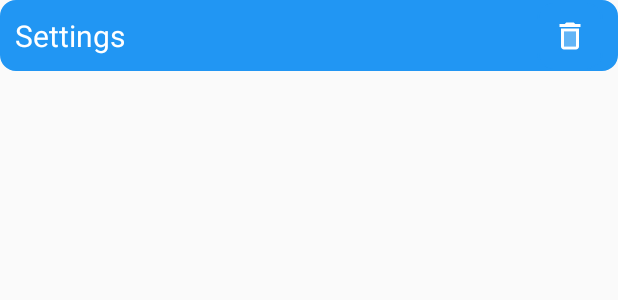
After one commit to To-Rex/SmsApplication, an Android app: the layout item_settings.xml on its own in the app's theme, with its tools: preview values and no code run, on a phone screen of 412 x 824 dp. The commit adds this screen. Shown: the top 300 px of the screen. Run offline under Robolectric (Android 15) with nearby library versions, the phone set to English and light mode, and no system bars.

Commit message:
firs commit task

```diff
--- a/app/src/main/res/drawable/delete_icon.xml
+++ b/app/src/main/res/drawable/delete_icon.xml
@@ -6,9 +6,9 @@
   <path
       android:pathData="M8,9H16V19H8V9Z"
       android:strokeAlpha="0.3"
-      android:fillColor="#000000"
+      android:fillColor="#FFFFFF"
       android:fillAlpha="0.3"/>
   <path
       android:pathData="M15.5,4L14.5,3H9.5L8.5,4H5V6H19V4H15.5ZM6,19C6,20.1 6.9,21 8,21H16C17.1,21 18,20.1 18,19V7H6V19ZM8,9H16V19H8V9Z"
-      android:fillColor="#000000"/>
+      android:fillColor="#FFFFFF"/>
 </vector>
--- /dev/null
+++ b/app/src/main/res/layout/item_settings.xml
@@ -0,0 +1,38 @@
+<?xml version="1.0" encoding="utf-8"?>
+<androidx.constraintlayout.widget.ConstraintLayout xmlns:android="http://schemas.android.com/apk/res/android"
+    xmlns:app="http://schemas.android.com/apk/res-auto"
+    xmlns:tools="http://schemas.android.com/tools"
+    android:background="@drawable/buttons_back"
+    android:layout_width="match_parent"
+    android:layout_height="wrap_content">
+
+    <TextView
+        android:id="@+id/txtItemSettings"
+        android:layout_width="0dp"
+        android:layout_height="wrap_content"
+        android:layout_marginTop="10dp"
+        android:layout_marginBottom="10dp"
+        android:paddingStart="10dp"
+        android:paddingEnd="10dp"
+        android:text="@string/settings"
+        android:textColor="@color/white"
+        android:textSize="20sp"
+        app:layout_constraintBottom_toBottomOf="parent"
+        app:layout_constraintEnd_toStartOf="@+id/imgItemSettings"
+        app:layout_constraintStart_toStartOf="parent"
+        app:layout_constraintTop_toTopOf="parent" />
+
+    <ImageButton
+        android:id="@+id/imgItemSettings"
+        android:layout_width="wrap_content"
+        android:layout_height="wrap_content"
+        android:layout_marginEnd="10dp"
+        android:background="@drawable/buttons_back"
+        android:padding="10dp"
+        android:src="@drawable/delete_icon"
+        app:layout_constraintBottom_toBottomOf="parent"
+        app:layout_constraintEnd_toEndOf="parent"
+        app:layout_constraintTop_toTopOf="parent"
+        tools:ignore="ContentDescription" />
+
+</androidx.constraintlayout.widget.ConstraintLayout>
--- a/app/src/main/res/values/strings.xml
+++ b/app/src/main/res/values/strings.xml
@@ -18,4 +18,6 @@
     <string name="arxivni_tozalash">Arxivni Tozalash</string>
     <string name="phone">Phone</string>
     <string name="message">Message</string>
+    <string name="settings">Settings</string>
+    <string name="delete">Delete</string>
 </resources>
```
